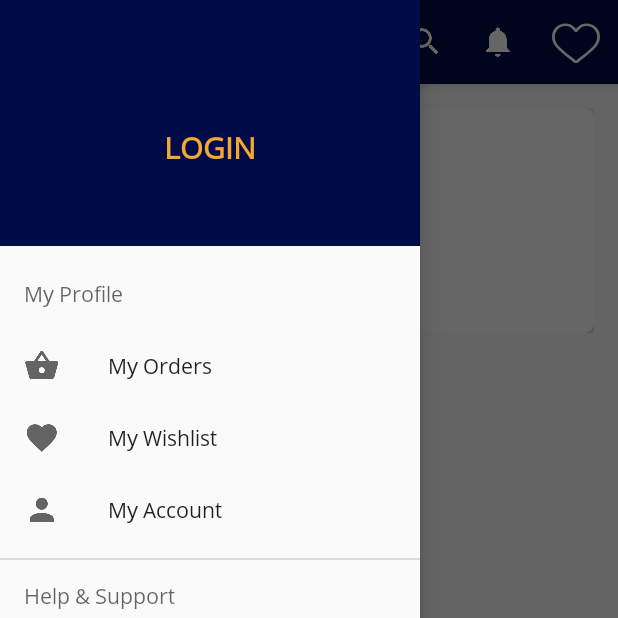
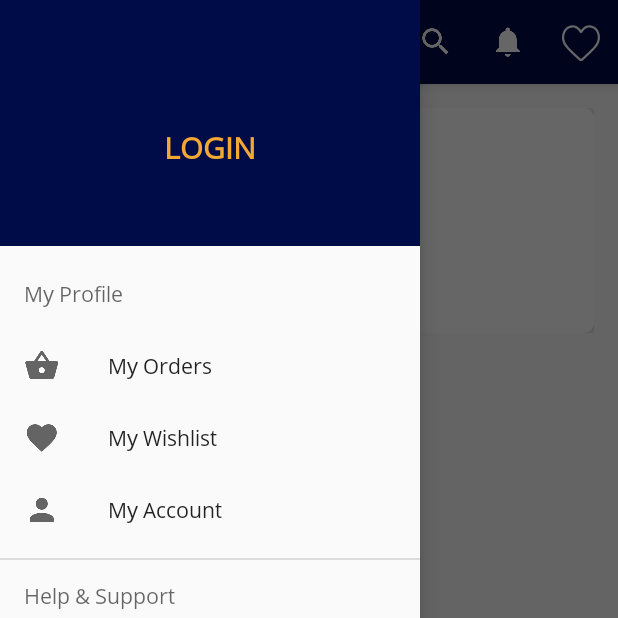
Before and after one commit to iamamit007/Ecommerce-Android, an Android app: the MainActivity screen opened directly, with no data from a screen before it, with the side drawer open, on a phone screen of 412 x 824 dp, the top half of it. Run offline under Robolectric (Android 15) with nearby library versions, the phone set to English and light mode, and no system bars; libraries missing offline, so code that uses them is left out: com.kaopiz.kprogresshud, com.smarteist.autoimageslider, com.snappydb; pictures from the network do not load; 17 statements that could not run were skipped.

Commit message:
heart xml change.

```diff
--- a/app/src/main/res/drawable/ic_heart.xml
+++ b/app/src/main/res/drawable/ic_heart.xml
@@ -1,6 +1,6 @@
 <vector xmlns:android="http://schemas.android.com/apk/res/android"
-    android:width="512.001dp"
-    android:height="450dp"
+    android:width="25.001dp"
+    android:height="25dp"
     android:viewportWidth="512.001"
     android:viewportHeight="480">
   <path
--- a/app/src/main/res/layout/list_item2.xml
+++ b/app/src/main/res/layout/list_item2.xml
@@ -17,7 +17,7 @@
     xmlns:card_view="http://schemas.android.com/apk/res-auto"
     android:id="@+id/cardview"
     android:layout_width="match_parent"
-    android:layout_height="200dp"
+    android:layout_height="250dp"
     android:elevation="4dp"
     android:padding="4dp"
     android:background="#eaeaea"
```
Also changed, not shown: app/src/main/java/com/zingakart/android/startup/MainActivity.java (+16 -14 lines).
